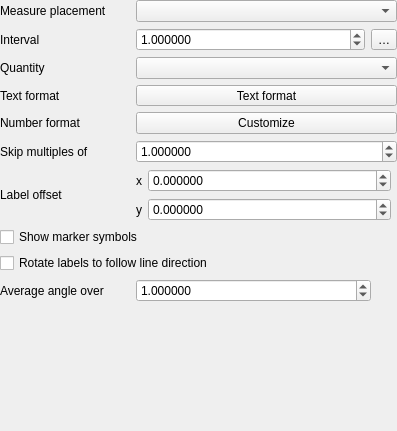
Above: src/ui/symbollayer/qgslinearreferencingsymbollayerwidgetbase.ui from nyalldawson/QGIS before the change. Below: the same form after it.
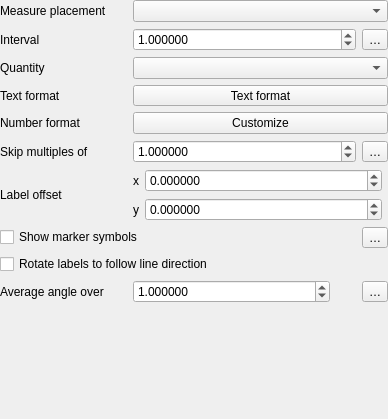
That is the form after the change. Custom widgets are drawn as their Qt base class.

```diff
--- a/src/ui/symbollayer/qgslinearreferencingsymbollayerwidgetbase.ui
+++ b/src/ui/symbollayer/qgslinearreferencingsymbollayerwidgetbase.ui
@@ -6,8 +6,8 @@
    <rect>
     <x>0</x>
     <y>0</y>
-    <width>397</width>
-    <height>431</height>
+    <width>388</width>
+    <height>419</height>
    </rect>
   </property>
   <property name="focusPolicy">
@@ -16,7 +16,7 @@
   <property name="windowTitle">
    <string notr="true">Linear Referencing Symbol Layer</string>
   </property>
-  <layout class="QGridLayout" name="gridLayout" rowstretch="0,0,0,0,0,0,0,0,0,0,0,1" columnstretch="1,2">
+  <layout class="QGridLayout" name="gridLayout" rowstretch="0,0,0,0,0,0,0,0,0,0,0,0,0,1" columnstretch="1,2">
    <property name="leftMargin">
     <number>0</number>
    </property>
@@ -29,14 +29,17 @@
    <property name="bottomMargin">
     <number>9</number>
    </property>
-   <item row="7" column="0">
-    <widget class="QLabel" name="label_3">
+   <item row="5" column="0">
+    <widget class="QLabel" name="mUnitLabelLabel_2">
      <property name="text">
-      <string>Label offset</string>
+      <string>Number format</string>
+     </property>
+     <property name="wordWrap">
+      <bool>true</bool>
      </property>
     </widget>
    </item>
-   <item row="7" column="1">
+   <item row="8" column="1">
     <layout class="QGridLayout" name="gridLayout_2">
      <property name="leftMargin">
       <number>0</number>
@@ -123,21 +126,14 @@
      </item>
     </layout>
    </item>
-   <item row="9" column="0" colspan="2">
-    <widget class="QCheckBox" name="mCheckRotate">
+   <item row="8" column="0">
+    <widget class="QLabel" name="label_3">
      <property name="text">
-      <string>Rotate labels to follow line direction</string>
+      <string>Label offset</string>
      </property>
     </widget>
    </item>
-   <item row="5" column="1">
-    <widget class="QPushButton" name="mNumberFormatPushButton">
-     <property name="text">
-      <string>Customize</string>
-     </property>
-    </widget>
-   </item>
-   <item row="11" column="0">
+   <item row="13" column="0">
     <spacer name="verticalSpacer">
      <property name="orientation">
       <enum>Qt::Orientation::Vertical</enum>
@@ -150,91 +146,6 @@
      </property>
     </spacer>
    </item>
-   <item row="4" column="0">
-    <widget class="QLabel" name="label">
-     <property name="text">
-      <string>Text format</string>
-     </property>
-    </widget>
-   </item>
-   <item row="10" column="1">
-    <layout class="QHBoxLayout" name="horizontalLayout">
-     <item>
-      <widget class="QgsDoubleSpinBox" name="mSpinAverageAngleLength">
-       <property name="sizePolicy">
-        <sizepolicy hsizetype="Minimum" vsizetype="Fixed">
-         <horstretch>1</horstretch>
-         <verstretch>0</verstretch>
-        </sizepolicy>
-       </property>
-       <property name="decimals">
-        <number>6</number>
-       </property>
-       <property name="maximum">
-        <double>10000000.000000000000000</double>
-       </property>
-       <property name="singleStep">
-        <double>0.200000000000000</double>
-       </property>
-       <property name="value">
-        <double>1.000000000000000</double>
-       </property>
-      </widget>
-     </item>
-     <item>
-      <widget class="QgsUnitSelectionWidget" name="mAverageAngleUnit" native="true">
-       <property name="minimumSize">
-        <size>
-         <width>20</width>
-         <height>0</height>
-        </size>
-       </property>
-       <property name="focusPolicy">
-        <enum>Qt::FocusPolicy::TabFocus</enum>
-       </property>
-      </widget>
-     </item>
-    </layout>
-   </item>
-   <item row="6" column="1">
-    <widget class="QgsDoubleSpinBox" name="mSpinSkipMultiples">
-     <property name="sizePolicy">
-      <sizepolicy hsizetype="Minimum" vsizetype="Fixed">
-       <horstretch>1</horstretch>
-       <verstretch>0</verstretch>
-      </sizepolicy>
-     </property>
-     <property name="decimals">
-      <number>6</number>
-     </property>
-     <property name="maximum">
-      <double>10000000.000000000000000</double>
-     </property>
-     <property name="singleStep">
-      <double>0.200000000000000</double>
-     </property>
-     <property name="value">
-      <double>1.000000000000000</double>
-     </property>
-     <property name="showClearButton" stdset="0">
-      <bool>false</bool>
-     </property>
-    </widget>
-   </item>
-   <item row="6" column="0">
-    <widget class="QLabel" name="label_2">
-     <property name="text">
-      <string>Skip multiples of</string>
-     </property>
-    </widget>
-   </item>
-   <item row="8" column="0" colspan="2">
-    <widget class="QCheckBox" name="mCheckShowMarker">
-     <property name="text">
-      <string>Show marker symbols</string>
-     </property>
-    </widget>
-   </item>
    <item row="4" column="1">
     <widget class="QgsFontButton" name="mTextFormatButton">
      <property name="sizePolicy">
@@ -248,40 +159,13 @@
      </property>
     </widget>
    </item>
-   <item row="10" column="0">
+   <item row="12" column="0">
     <widget class="QLabel" name="label_4">
      <property name="text">
       <string>Average angle over</string>
      </property>
     </widget>
    </item>
-   <item row="3" column="0">
-    <widget class="QLabel" name="label_8">
-     <property name="text">
-      <string>Quantity</string>
-     </property>
-    </widget>
-   </item>
-   <item row="1" column="1">
-    <widget class="QComboBox" name="mComboPlacement"/>
-   </item>
-   <item row="1" column="0">
-    <widget class="QLabel" name="label_5">
-     <property name="text">
-      <string>Measure placement</string>
-     </property>
-    </widget>
-   </item>
-   <item row="5" column="0">
-    <widget class="QLabel" name="mUnitLabelLabel_2">
-     <property name="text">
-      <string>Number format</string>
-     </property>
-     <property name="wordWrap">
-      <bool>true</bool>
-     </property>
-    </widget>
-   </item>
    <item row="2" column="0" colspan="2">
     <widget class="QWidget" name="mIntervalWidget" native="true">
      <property name="focusPolicy">
@@ -349,9 +233,163 @@
      </layout>
     </widget>
    </item>
+   <item row="6" column="1">
+    <layout class="QHBoxLayout" name="horizontalLayout_4">
+     <property name="bottomMargin">
+      <number>0</number>
+     </property>
+     <item>
+      <widget class="QgsDoubleSpinBox" name="mSpinSkipMultiples">
+       <property name="sizePolicy">
+        <sizepolicy hsizetype="Minimum" vsizetype="Fixed">
+         <horstretch>1</horstretch>
+         <verstretch>0</verstretch>
+        </sizepolicy>
+       </property>
+       <property name="decimals">
+        <number>6</number>
+       </property>
+       <property name="maximum">
+        <double>10000000.000000000000000</double>
+       </property>
+       <property name="singleStep">
+        <double>0.200000000000000</double>
+       </property>
+       <property name="value">
+        <double>1.000000000000000</double>
+       </property>
+       <property name="showClearButton" stdset="0">
+        <bool>false</bool>
+       </property>
+      </widget>
+     </item>
+     <item>
+      <widget class="QgsPropertyOverrideButton" name="mSkipMultiplesDDBtn">
+       <property name="text">
+        <string>…</string>
+       </property>
+      </widget>
+     </item>
+    </layout>
+   </item>
+   <item row="5" column="1">
+    <widget class="QPushButton" name="mNumberFormatPushButton">
+     <property name="text">
+      <string>Customize</string>
+     </property>
+    </widget>
+   </item>
+   <item row="12" column="1">
+    <layout class="QHBoxLayout" name="horizontalLayout">
+     <property name="rightMargin">
+      <number>0</number>
+     </property>
+     <item>
+      <widget class="QgsDoubleSpinBox" name="mSpinAverageAngleLength">
+       <property name="sizePolicy">
+        <sizepolicy hsizetype="Minimum" vsizetype="Fixed">
+         <horstretch>1</horstretch>
+         <verstretch>0</verstretch>
+        </sizepolicy>
+       </property>
+       <property name="decimals">
+        <number>6</number>
+       </property>
+       <property name="maximum">
+        <double>10000000.000000000000000</double>
+       </property>
+       <property name="singleStep">
+        <double>0.200000000000000</double>
+       </property>
+       <property name="value">
+        <double>1.000000000000000</double>
+       </property>
+      </widget>
+     </item>
+     <item>
+      <widget class="QgsUnitSelectionWidget" name="mAverageAngleUnit" native="true">
+       <property name="minimumSize">
+        <size>
+         <width>20</width>
+         <height>0</height>
+        </size>
+       </property>
+       <property name="focusPolicy">
+        <enum>Qt::FocusPolicy::TabFocus</enum>
+       </property>
+      </widget>
+     </item>
+     <item>
+      <widget class="QgsPropertyOverrideButton" name="mAverageAngleDDBtn">
+       <property name="text">
+        <string>…</string>
+       </property>
+      </widget>
+     </item>
+    </layout>
+   </item>
+   <item row="1" column="0">
+    <widget class="QLabel" name="label_5">
+     <property name="text">
+      <string>Measure placement</string>
+     </property>
+    </widget>
+   </item>
+   <item row="6" column="0">
+    <widget class="QLabel" name="label_2">
+     <property name="text">
+      <string>Skip multiples of</string>
+     </property>
+    </widget>
+   </item>
+   <item row="11" column="0" colspan="2">
+    <widget class="QCheckBox" name="mCheckRotate">
+     <property name="text">
+      <string>Rotate labels to follow line direction</string>
+     </property>
+    </widget>
+   </item>
+   <item row="3" column="0">
+    <widget class="QLabel" name="label_8">
+     <property name="text">
+      <string>Quantity</string>
+     </property>
+    </widget>
+   </item>
+   <item row="1" column="1">
+    <widget class="QComboBox" name="mComboPlacement"/>
+   </item>
    <item row="3" column="1">
     <widget class="QComboBox" name="mComboQuantity"/>
    </item>
+   <item row="4" column="0">
+    <widget class="QLabel" name="label">
+     <property name="text">
+      <string>Text format</string>
+     </property>
+    </widget>
+   </item>
+   <item row="10" column="0" colspan="2">
+    <layout class="QHBoxLayout" name="horizontalLayout_5">
+     <property name="bottomMargin">
+      <number>0</number>
+     </property>
+     <item>
+      <widget class="QCheckBox" name="mCheckShowMarker">
+       <property name="text">
+        <string>Show marker symbols</string>
+       </property>
+      </widget>
+     </item>
+     <item>
+      <widget class="QgsPropertyOverrideButton" name="mShowMarkerDDBtn">
+       <property name="text">
+        <string>…</string>
+       </property>
+      </widget>
+     </item>
+    </layout>
+   </item>
   </layout>
  </widget>
  <customwidgets>
```
Left out of the diff: 21 changed lines with no effect on the pictures.
